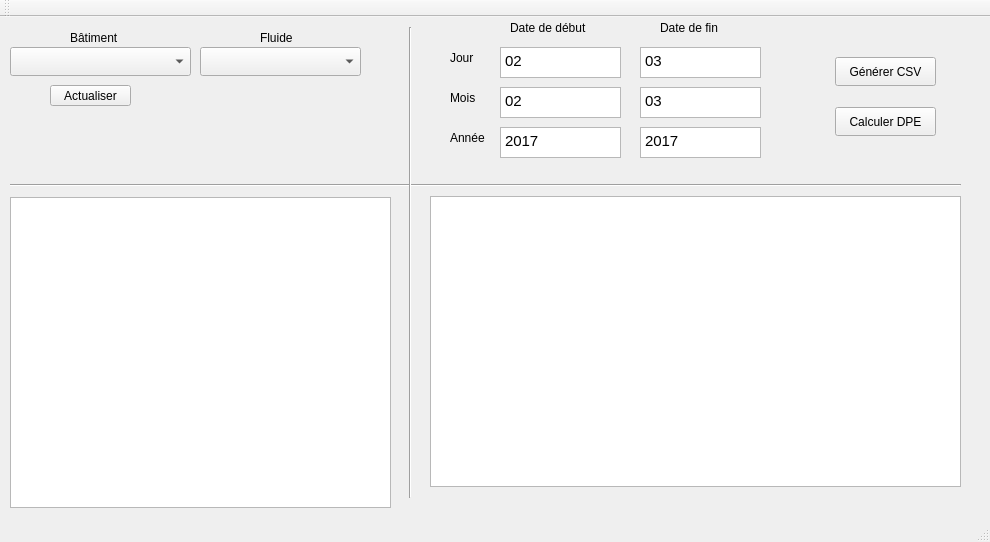
First picture: the form in CodeGUI/mainwindow.ui, repository alexandredomain/PDR, before the edit.
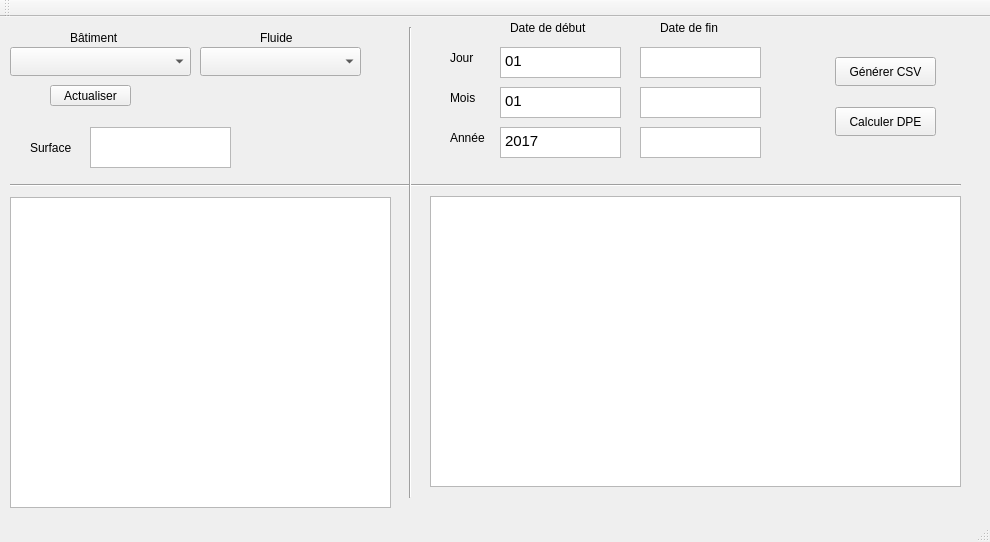
Second picture: the form after the edit.

```diff
--- a/CodeGUI/mainwindow.ui
+++ b/CodeGUI/mainwindow.ui
@@ -98,7 +98,7 @@
 &lt;html&gt;&lt;head&gt;&lt;meta name=&quot;qrichtext&quot; content=&quot;1&quot; /&gt;&lt;style type=&quot;text/css&quot;&gt;
 p, li { white-space: pre-wrap; }
 &lt;/style&gt;&lt;/head&gt;&lt;body style=&quot; font-family:'Cantarell'; font-size:11pt; font-weight:400; font-style:normal;&quot;&gt;
-&lt;p style=&quot; margin-top:0px; margin-bottom:0px; margin-left:0px; margin-right:0px; -qt-block-indent:0; text-indent:0px;&quot;&gt;02&lt;/p&gt;&lt;/body&gt;&lt;/html&gt;</string>
+&lt;p style=&quot; margin-top:0px; margin-bottom:0px; margin-left:0px; margin-right:0px; -qt-block-indent:0; text-indent:0px;&quot;&gt;01&lt;/p&gt;&lt;/body&gt;&lt;/html&gt;</string>
     </property>
    </widget>
    <widget class="QTextEdit" name="jourDebut">
@@ -115,7 +115,7 @@
 &lt;html&gt;&lt;head&gt;&lt;meta name=&quot;qrichtext&quot; content=&quot;1&quot; /&gt;&lt;style type=&quot;text/css&quot;&gt;
 p, li { white-space: pre-wrap; }
 &lt;/style&gt;&lt;/head&gt;&lt;body style=&quot; font-family:'Cantarell'; font-size:11pt; font-weight:400; font-style:normal;&quot;&gt;
-&lt;p style=&quot; margin-top:0px; margin-bottom:0px; margin-left:0px; margin-right:0px; -qt-block-indent:0; text-indent:0px;&quot;&gt;02&lt;/p&gt;&lt;/body&gt;&lt;/html&gt;</string>
+&lt;p style=&quot; margin-top:0px; margin-bottom:0px; margin-left:0px; margin-right:0px; -qt-block-indent:0; text-indent:0px;&quot;&gt;01&lt;/p&gt;&lt;/body&gt;&lt;/html&gt;</string>
     </property>
    </widget>
    <widget class="QLabel" name="label">
@@ -197,7 +197,7 @@
 &lt;html&gt;&lt;head&gt;&lt;meta name=&quot;qrichtext&quot; content=&quot;1&quot; /&gt;&lt;style type=&quot;text/css&quot;&gt;
 p, li { white-space: pre-wrap; }
 &lt;/style&gt;&lt;/head&gt;&lt;body style=&quot; font-family:'Cantarell'; font-size:11pt; font-weight:400; font-style:normal;&quot;&gt;
-&lt;p style=&quot; margin-top:0px; margin-bottom:0px; margin-left:0px; margin-right:0px; -qt-block-indent:0; text-indent:0px;&quot;&gt;03&lt;/p&gt;&lt;/body&gt;&lt;/html&gt;</string>
+&lt;p style=&quot;-qt-paragraph-type:empty; margin-top:0px; margin-bottom:0px; margin-left:0px; margin-right:0px; -qt-block-indent:0; text-indent:0px;&quot;&gt;&lt;br /&gt;&lt;/p&gt;&lt;/body&gt;&lt;/html&gt;</string>
     </property>
    </widget>
    <widget class="QTextEdit" name="moisFin">
@@ -214,7 +214,7 @@
 &lt;html&gt;&lt;head&gt;&lt;meta name=&quot;qrichtext&quot; content=&quot;1&quot; /&gt;&lt;style type=&quot;text/css&quot;&gt;
 p, li { white-space: pre-wrap; }
 &lt;/style&gt;&lt;/head&gt;&lt;body style=&quot; font-family:'Cantarell'; font-size:11pt; font-weight:400; font-style:normal;&quot;&gt;
-&lt;p style=&quot; margin-top:0px; margin-bottom:0px; margin-left:0px; margin-right:0px; -qt-block-indent:0; text-indent:0px;&quot;&gt;03&lt;/p&gt;&lt;/body&gt;&lt;/html&gt;</string>
+&lt;p style=&quot;-qt-paragraph-type:empty; margin-top:0px; margin-bottom:0px; margin-left:0px; margin-right:0px; -qt-block-indent:0; text-indent:0px;&quot;&gt;&lt;br /&gt;&lt;/p&gt;&lt;/body&gt;&lt;/html&gt;</string>
     </property>
    </widget>
    <widget class="QTextEdit" name="anneeFin">
@@ -231,7 +231,7 @@
 &lt;html&gt;&lt;head&gt;&lt;meta name=&quot;qrichtext&quot; content=&quot;1&quot; /&gt;&lt;style type=&quot;text/css&quot;&gt;
 p, li { white-space: pre-wrap; }
 &lt;/style&gt;&lt;/head&gt;&lt;body style=&quot; font-family:'Cantarell'; font-size:11pt; font-weight:400; font-style:normal;&quot;&gt;
-&lt;p style=&quot; margin-top:0px; margin-bottom:0px; margin-left:0px; margin-right:0px; -qt-block-indent:0; text-indent:0px;&quot;&gt;2017&lt;/p&gt;&lt;/body&gt;&lt;/html&gt;</string>
+&lt;p style=&quot;-qt-paragraph-type:empty; margin-top:0px; margin-bottom:0px; margin-left:0px; margin-right:0px; -qt-block-indent:0; text-indent:0px;&quot;&gt;&lt;br /&gt;&lt;/p&gt;&lt;/body&gt;&lt;/html&gt;</string>
     </property>
    </widget>
    <widget class="QPushButton" name="pushButton">
@@ -312,6 +312,29 @@
      <string>Fluide</string>
     </property>
    </widget>
+   <widget class="QTextEdit" name="txtEditSurface">
+    <property name="geometry">
+     <rect>
+      <x>90</x>
+      <y>110</y>
+      <width>141</width>
+      <height>41</height>
+     </rect>
+    </property>
+   </widget>
+   <widget class="QLabel" name="label_8">
+    <property name="geometry">
+     <rect>
+      <x>30</x>
+      <y>120</y>
+      <width>71</width>
+      <height>21</height>
+     </rect>
+    </property>
+    <property name="text">
+     <string>Surface</string>
+    </property>
+   </widget>
   </widget>
   <widget class="QMenuBar" name="menuBar">
    <property name="geometry">
```
